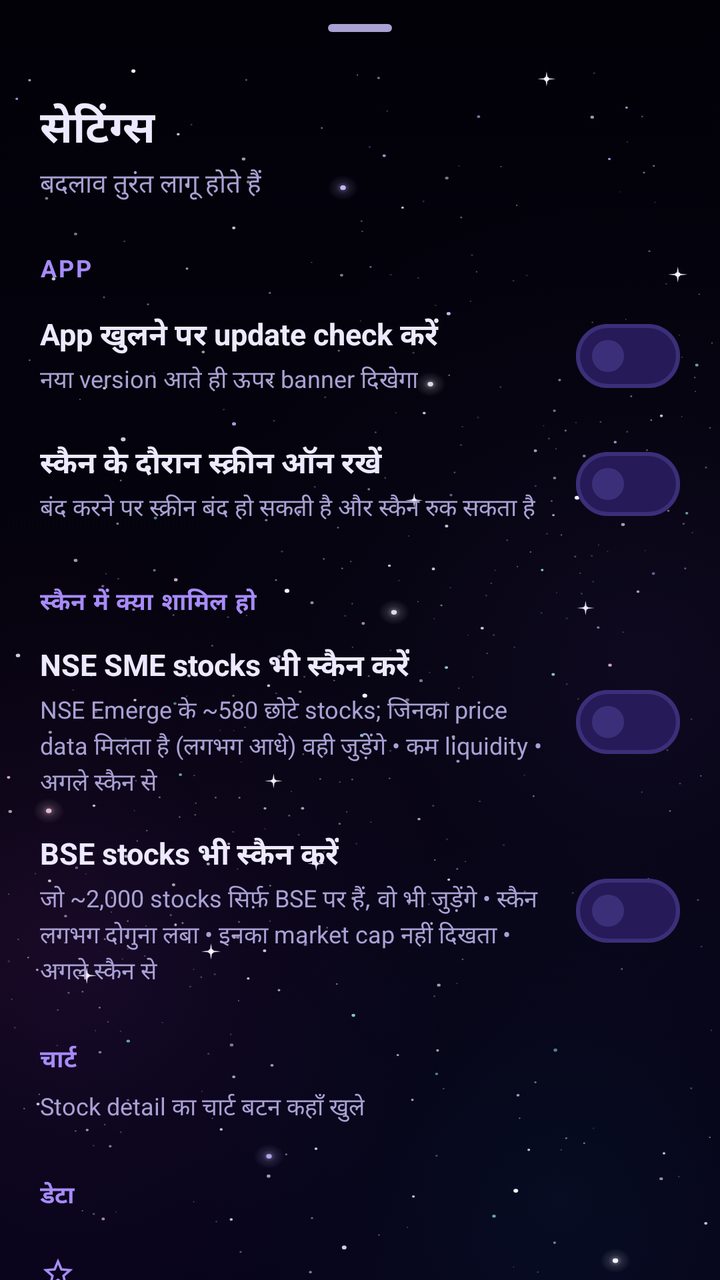
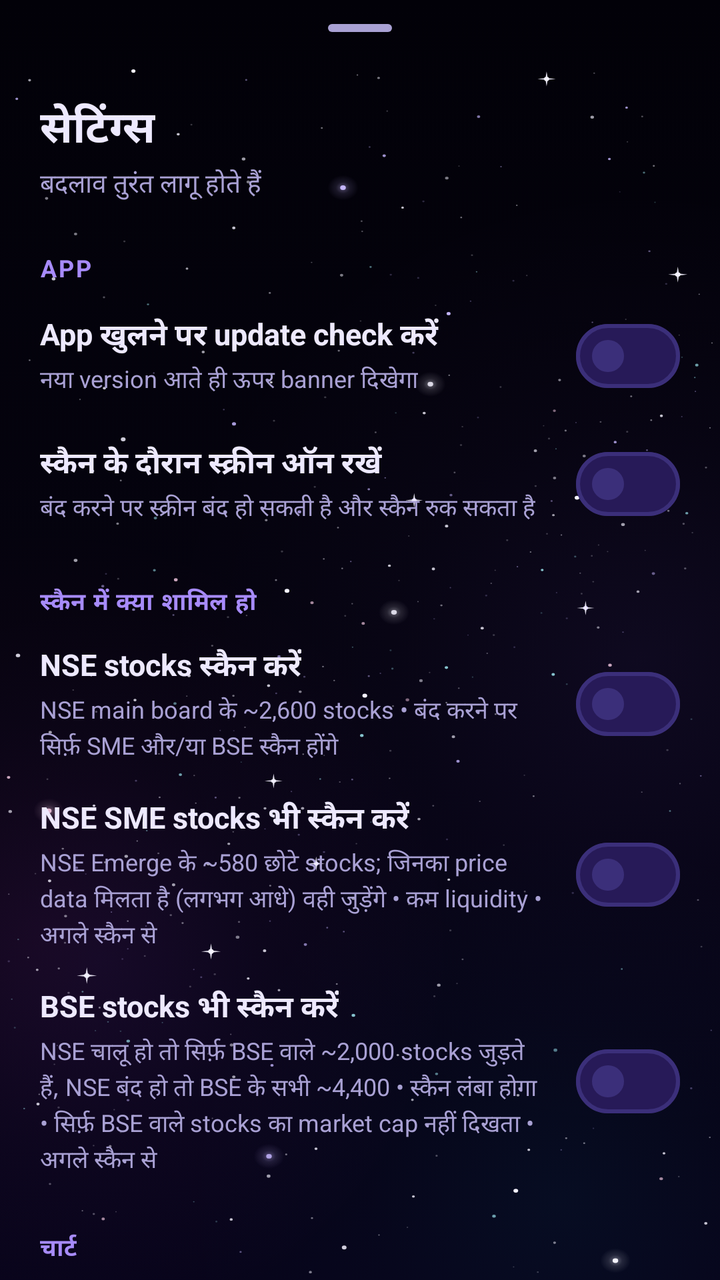

Screens rendered from an Android XML layout before and after an edit, with the pre-edit source and the edit as a unified diff.
<!-- AndroidManifest.xml: application theme Theme.ShareScan -->
<!-- res/layout/sheet_settings.xml -->
<?xml version="1.0" encoding="utf-8"?>
<LinearLayout xmlns:android="http://schemas.android.com/apk/res/android"
    xmlns:app="http://schemas.android.com/apk/res-auto"
    android:layout_width="match_parent"
    android:layout_height="wrap_content"
    android:orientation="vertical">

    <com.google.android.material.bottomsheet.BottomSheetDragHandleView
        android:layout_width="match_parent"
        android:layout_height="wrap_content" />

    <TextView
        style="@style/SheetTitle"
        android:layout_width="wrap_content"
        android:layout_height="wrap_content"
        android:text="@string/settings_title" />

    <TextView
        style="@style/SheetSubtitle"
        android:layout_width="wrap_content"
        android:layout_height="wrap_content"
        android:text="@string/settings_subtitle" />

    <androidx.core.widget.NestedScrollView
        android:layout_width="match_parent"
        android:layout_height="wrap_content">

        <LinearLayout
            android:layout_width="match_parent"
            android:layout_height="wrap_content"
            android:orientation="vertical"
            android:paddingBottom="24dp">

            <TextView
                style="@style/SettingsSection"
                android:layout_width="wrap_content"
                android:layout_height="wrap_content"
                android:text="@string/settings_section_app" />

            <LinearLayout
                android:id="@+id/settingUpdatesRow"
                style="@style/SettingsRow"
                android:layout_width="match_parent"
                android:layout_height="wrap_content">

                <LinearLayout
                    android:layout_width="0dp"
                    android:layout_height="wrap_content"
                    android:layout_marginEnd="12dp"
                    android:layout_weight="1"
                    android:orientation="vertical">

                    <TextView
                        style="@style/SettingsRowTitle"
                        android:layout_width="wrap_content"
                        android:layout_height="wrap_content"
                        android:text="@string/settings_updates" />

                    <TextView
                        style="@style/SettingsRowBody"
                        android:layout_width="wrap_content"
                        android:layout_height="wrap_content"
                        android:text="@string/settings_updates_body" />
                </LinearLayout>

                <com.google.android.material.materialswitch.MaterialSwitch
                    android:id="@+id/settingUpdates"
                    android:layout_width="wrap_content"
                    android:layout_height="wrap_content"
                    android:contentDescription="@string/settings_updates" />
            </LinearLayout>

            <LinearLayout
                android:id="@+id/settingScreenRow"
                style="@style/SettingsRow"
                android:layout_width="match_parent"
                android:layout_height="wrap_content">

                <LinearLayout
                    android:layout_width="0dp"
                    android:layout_height="wrap_content"
                    android:layout_marginEnd="12dp"
                    android:layout_weight="1"
                    android:orientation="vertical">

                    <TextView
                        style="@style/SettingsRowTitle"
                        android:layout_width="wrap_content"
                        android:layout_height="wrap_content"
                        android:text="@string/settings_screen" />

                    <TextView
                        style="@style/SettingsRowBody"
                        android:layout_width="wrap_content"
                        android:layout_height="wrap_content"
                        android:text="@string/settings_screen_body" />
                </LinearLayout>

                <com.google.android.material.materialswitch.MaterialSwitch
                    android:id="@+id/settingScreen"
                    android:layout_width="wrap_content"
                    android:layout_height="wrap_content"
                    android:contentDescription="@string/settings_screen" />
            </LinearLayout>

            <TextView
                style="@style/SettingsSection"
                android:layout_width="wrap_content"
                android:layout_height="wrap_content"
                android:text="@string/settings_section_scan" />

            <LinearLayout
                android:id="@+id/settingSmeRow"
                style="@style/SettingsRow"
                android:layout_width="match_parent"
                android:layout_height="wrap_content">

                <LinearLayout
                    android:layout_width="0dp"
                    android:layout_height="wrap_content"
                    android:layout_marginEnd="12dp"
                    android:layout_weight="1"
                    android:orientation="vertical">

                    <TextView
                        style="@style/SettingsRowTitle"
                        android:layout_width="wrap_content"
                        android:layout_height="wrap_content"
                        android:text="@string/settings_sme" />

                    <TextView
                        style="@style/SettingsRowBody"
                        android:layout_width="wrap_content"
                        android:layout_height="wrap_content"
                        android:text="@string/settings_sme_body" />
                </LinearLayout>

                <com.google.android.material.materialswitch.MaterialSwitch
                    android:id="@+id/settingSme"
                    android:layout_width="wrap_content"
                    android:layout_height="wrap_content"
                    android:contentDescription="@string/settings_sme" />
            </LinearLayout>

            <LinearLayout
                android:id="@+id/settingBseRow"
                style="@style/SettingsRow"
                android:layout_width="match_parent"
                android:layout_height="wrap_content">

                <LinearLayout
                    android:layout_width="0dp"
                    android:layout_height="wrap_content"
                    android:layout_marginEnd="12dp"
                    android:layout_weight="1"
                    android:orientation="vertical">

                    <TextView
                        style="@style/SettingsRowTitle"
                        android:layout_width="wrap_content"
                        android:layout_height="wrap_content"
                        android:text="@string/settings_bse" />

                    <TextView
                        style="@style/SettingsRowBody"
                        android:layout_width="wrap_content"
                        android:layout_height="wrap_content"
                        android:text="@string/settings_bse_body" />
                </LinearLayout>

                <com.google.android.material.materialswitch.MaterialSwitch
                    android:id="@+id/settingBse"
                    android:layout_width="wrap_content"
                    android:layout_height="wrap_content"
                    android:contentDescription="@string/settings_bse" />
            </LinearLayout>

            <TextView
                style="@style/SettingsSection"
                android:layout_width="wrap_content"
                android:layout_height="wrap_content"
                android:text="@string/settings_section_chart" />

            <TextView
                style="@style/SettingsRowBody"
                android:layout_width="wrap_content"
                android:layout_height="wrap_content"
                android:layout_marginHorizontal="20dp"
                android:text="@string/settings_chart_body" />

            <com.google.android.material.chip.ChipGroup
                android:id="@+id/settingChart"
                android:layout_width="match_parent"
                android:layout_height="wrap_content"
                android:layout_marginTop="8dp"
                android:paddingHorizontal="20dp"
                app:selectionRequired="true"
                app:singleSelection="true" />

            <TextView
                style="@style/SettingsSection"
                android:layout_width="wrap_content"
                android:layout_height="wrap_content"
                android:text="@string/settings_section_data" />

            <com.google.android.material.button.MaterialButton
                android:id="@+id/settingClearWatchlist"
                style="@style/SettingsAction"
                android:layout_width="match_parent"
                android:layout_height="wrap_content"
                app:icon="@drawable/ic_star_outline" />

            <com.google.android.material.button.MaterialButton
                android:id="@+id/settingResetFilters"
                style="@style/SettingsAction"
                android:layout_width="match_parent"
                android:layout_height="wrap_content"
                android:text="@string/settings_reset_filters"
                app:icon="@drawable/ic_tune" />

            <com.google.android.material.button.MaterialButton
                android:id="@+id/settingClearRanks"
                style="@style/SettingsAction"
                android:layout_width="match_parent"
                android:layout_height="wrap_content"
                android:text="@string/settings_clear_ranks"
                app:icon="@drawable/ic_delete" />
        </LinearLayout>
    </androidx.core.widget.NestedScrollView>
</LinearLayout>
<!-- resources referenced by this layout -->
<resources>
  <string name="settings_bse">BSE stocks भी स्कैन करें</string>
  <string name="settings_bse_body">जो ~2,000 stocks सिर्फ़ BSE पर हैं, वो भी जुड़ेंगे • स्कैन लगभग दोगुना लंबा • इनका market cap नहीं दिखता • अगले स्कैन से</string>
  <string name="settings_chart_body">Stock detail का चार्ट बटन कहाँ खुले</string>
  <string name="settings_clear_ranks">NEW / ▲▼ rank history साफ़ करें</string>
  <string name="settings_reset_filters">सभी Filters reset करें</string>
  <string name="settings_screen">स्कैन के दौरान स्क्रीन ऑन रखें</string>
  <string name="settings_screen_body">बंद करने पर स्क्रीन बंद हो सकती है और स्कैन रुक सकता है</string>
  <string name="settings_section_app">App</string>
  <string name="settings_section_chart">चार्ट</string>
  <string name="settings_section_data">डेटा</string>
  <string name="settings_section_scan">स्कैन में क्या शामिल हो</string>
  <string name="settings_sme">NSE SME stocks भी स्कैन करें</string>
  <string name="settings_sme_body">NSE Emerge के ~580 छोटे stocks; जिनका price data मिलता है (लगभग आधे) वही जुड़ेंगे • कम liquidity • अगले स्कैन से</string>
  <string name="settings_subtitle">बदलाव तुरंत लागू होते हैं</string>
  <string name="settings_title">सेटिंग्स</string>
  <string name="settings_updates">App खुलने पर update check करें</string>
  <string name="settings_updates_body">नया version आते ही ऊपर banner दिखेगा</string>
  <style name="SettingsRowBody">
          <item name="android:layout_marginTop">2dp</item>
          <item name="android:lineSpacingExtra">2dp</item>
          <item name="android:textColor">@color/text_secondary</item>
          <item name="android:textSize">12sp</item>
      </style>
  <style name="SettingsRowTitle">
          <item name="android:textColor">@color/text_primary</item>
          <item name="android:textSize">15sp</item>
          <item name="android:textStyle">bold</item>
      </style>
  <style name="SheetTitle">
          <item name="android:paddingHorizontal">20dp</item>
          <item name="android:textColor">@color/text_primary</item>
          <item name="android:textSize">22sp</item>
          <item name="android:textStyle">bold</item>
      </style>
  <color name="galaxy_accent">#A78BFA</color>
  <color name="galaxy_on_accent">#1B0B45</color>
  <color name="galaxy_accent_container">#3B2381</color>
  <color name="galaxy_on_accent_container">#EDE9FE</color>
  <color name="galaxy_primary_inverse">#5B3FD0</color>
  <color name="galaxy_cyan">#22D3EE</color>
  <color name="galaxy_magenta">#F472B6</color>
  <color name="galaxy_bg">#020108</color>
  <color name="galaxy_surface_high">#1D1347</color>
  <color name="galaxy_surface_lowest">#010005</color>
  <color name="galaxy_surface_low">#0E0829</color>
  <color name="galaxy_surface">#150D3A</color>
  <color name="galaxy_surface_highest">#271A58</color>
  <color name="galaxy_text">#EDE9FE</color>
  <color name="galaxy_text_soft">#A9A1D4</color>
  <color name="galaxy_outline">#3B2F7A</color>
  <color name="bear">#FB7185</color>
  <color name="galaxy_card">#E6170E3F</color>
  <color name="galaxy_card_stroke">#66A78BFA</color>
  <color name="galaxy_sheet">#FF120A33</color>
  <color name="galaxy_track">#2A1E5E</color>
  <color name="galaxy_chip_fill">#14A78BFA</color>
  <style name="Widget.ShareScan.BottomSheet" parent="Widget.Material3.BottomSheet.Modal">
          <item name="backgroundTint">?attr/scanSheet</item>
      </style>
  <color name="hero_mid">#6A22B5</color>
  <color name="hero_end">#08718F</color>
  <color name="hero_start">#22104E</color>
  <!-- unchanged entries left out for length: 13 -->
</resources>

<!-- the commit's change to res/layout/sheet_settings.xml (unified diff, before → after) -->
@@ -110,6 +110,39 @@
                 android:text="@string/settings_section_scan" />
 
             <LinearLayout
+                android:id="@+id/settingNseRow"
+                style="@style/SettingsRow"
+                android:layout_width="match_parent"
+                android:layout_height="wrap_content">
+
+                <LinearLayout
+                    android:layout_width="0dp"
+                    android:layout_height="wrap_content"
+                    android:layout_marginEnd="12dp"
+                    android:layout_weight="1"
+                    android:orientation="vertical">
+
+                    <TextView
+                        style="@style/SettingsRowTitle"
+                        android:layout_width="wrap_content"
+                        android:layout_height="wrap_content"
+                        android:text="@string/settings_nse" />
+
+                    <TextView
+                        style="@style/SettingsRowBody"
+                        android:layout_width="wrap_content"
+                        android:layout_height="wrap_content"
+                        android:text="@string/settings_nse_body" />
+                </LinearLayout>
+
+                <com.google.android.material.materialswitch.MaterialSwitch
+                    android:id="@+id/settingNse"
+                    android:layout_width="wrap_content"
+                    android:layout_height="wrap_content"
+                    android:contentDescription="@string/settings_nse" />
+            </LinearLayout>
+
+            <LinearLayout
                 android:id="@+id/settingSmeRow"
                 style="@style/SettingsRow"
                 android:layout_width="match_parent"
<!-- resource entries referenced after the edit -->
@@ -1,9 +1,11 @@
 <!-- resources referenced by this layout -->
 <resources>
   <string name="settings_bse">BSE stocks भी स्कैन करें</string>
-  <string name="settings_bse_body">जो ~2,000 stocks सिर्फ़ BSE पर हैं, वो भी जुड़ेंगे • स्कैन लगभग दोगुना लंबा • इनका market cap नहीं दिखता • अगले स्कैन से</string>
+  <string name="settings_bse_body">NSE चालू हो तो सिर्फ़ BSE वाले ~2,000 stocks जुड़ते हैं, NSE बंद हो तो BSE के सभी ~4,400 • स्कैन लंबा होगा • सिर्फ़ BSE वाले stocks का market cap नहीं दिखता • अगले स्कैन से</string>
   <string name="settings_chart_body">Stock detail का चार्ट बटन कहाँ खुले</string>
   <string name="settings_clear_ranks">NEW / ▲▼ rank history साफ़ करें</string>
+  <string name="settings_nse">NSE stocks स्कैन करें</string>
+  <string name="settings_nse_body">NSE main board के ~2,600 stocks • बंद करने पर सिर्फ़ SME और/या BSE स्कैन होंगे</string>
   <string name="settings_reset_filters">सभी Filters reset करें</string>
   <string name="settings_screen">स्कैन के दौरान स्क्रीन ऑन रखें</string>
   <string name="settings_screen_body">बंद करने पर स्क्रीन बंद हो सकती है और स्कैन रुक सकता है</string>
